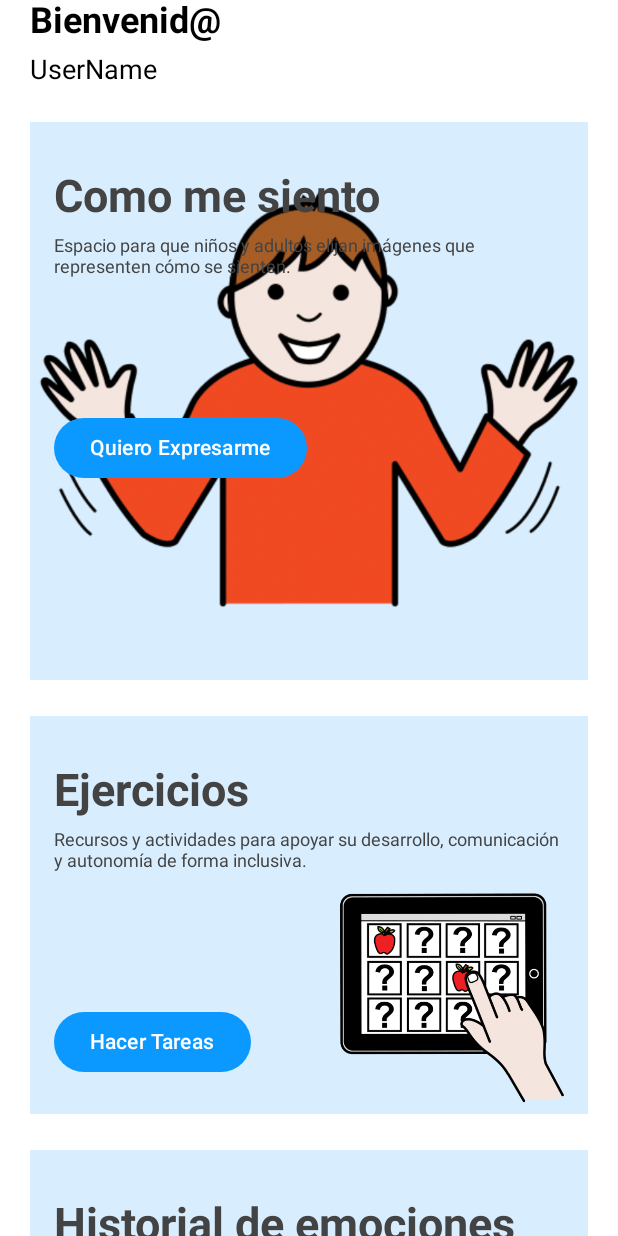
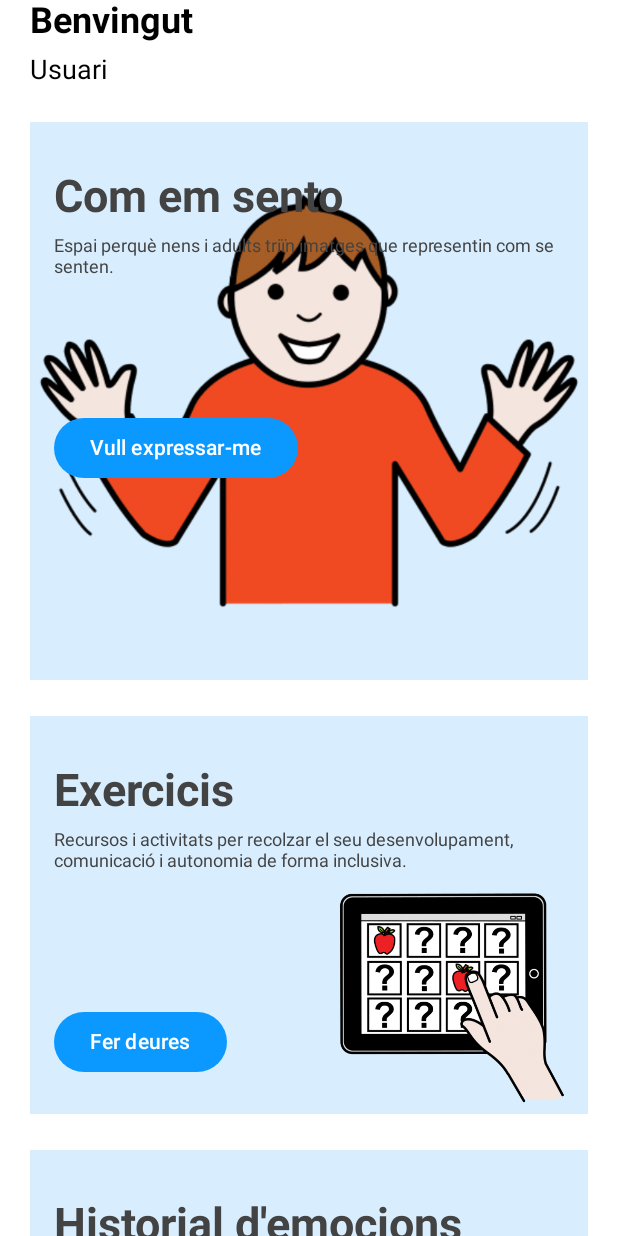
Before and after one commit to 11damia/MindSpeak, an Android app built with Jetpack Compose: the @Preview function InicioPreview, on a phone screen of 412 x 824 dp. Run offline under Robolectric (Android 15) with nearby library versions, the light colour scheme and no system bars.

Commit message:
String Recursos

```diff
--- a/app/src/main/java/cat/dam/mindspeak/ui/screens/shared/TopBar.kt
+++ b/app/src/main/java/cat/dam/mindspeak/ui/screens/shared/TopBar.kt
@@ -78,7 +78,7 @@ fun TopBar(
             ) {
                 Image(
                     painter = painterResource(id = R.drawable.user_icon),
-                    contentDescription = "User Icon",
+                    contentDescription = stringResource(R.string.user_icon),
                     modifier = Modifier
                         .size(55.dp)
                         .padding(end = 20.dp)
--- a/app/src/main/java/cat/dam/mindspeak/ui/screens/user/EmotionRatingScreen.kt
+++ b/app/src/main/java/cat/dam/mindspeak/ui/screens/user/EmotionRatingScreen.kt
@@ -13,6 +13,7 @@ import androidx.compose.ui.Alignment
 import androidx.compose.ui.Modifier
 import androidx.compose.ui.graphics.Color
 import androidx.compose.ui.res.painterResource
+import androidx.compose.ui.res.stringResource
 import androidx.compose.ui.unit.dp
 import androidx.compose.ui.unit.sp
 import androidx.lifecycle.viewmodel.compose.viewModel
@@ -102,7 +103,7 @@ fun EmotionRatingScreen(
             },
             colors = ButtonDefaults.buttonColors(containerColor = LocalCustomColors.current.secondary)
         ) {
-            Text("Guardar", color = LocalCustomColors.current.text1)
+            Text(stringResource(R.string.save), color = LocalCustomColors.current.text1)
         }
     }
 }
--- a/app/src/main/java/cat/dam/mindspeak/ui/screens/user/Emotions.kt
+++ b/app/src/main/java/cat/dam/mindspeak/ui/screens/user/Emotions.kt
@@ -24,6 +24,7 @@ import androidx.compose.ui.Alignment
 import androidx.compose.ui.Modifier
 import androidx.compose.ui.graphics.Color
 import androidx.compose.ui.res.painterResource
+import androidx.compose.ui.res.stringResource
 import androidx.compose.ui.tooling.preview.Preview
 import androidx.compose.ui.unit.dp
 import androidx.compose.ui.unit.sp
@@ -59,7 +60,7 @@ fun Emotions(navController: NavHostController) {
             horizontalAlignment = Alignment.CenterHorizontally
         ) {
             Text(
-                text = "Como te sientes?",
+                text = stringResource(R.string.how_do_you_feel),
                 fontSize = 24.sp,
                 color = LocalCustomColors.current.text1
             )
--- a/app/src/main/java/cat/dam/mindspeak/ui/screens/user/Exercises.kt
+++ b/app/src/main/java/cat/dam/mindspeak/ui/screens/user/Exercises.kt
@@ -9,6 +9,7 @@ import androidx.compose.runtime.Composable
 import androidx.compose.ui.Alignment
 import androidx.compose.ui.Modifier
 import androidx.compose.ui.res.painterResource
+import androidx.compose.ui.res.stringResource
 import androidx.compose.ui.text.TextStyle
 import androidx.compose.ui.text.font.FontWeight
 import androidx.compose.ui.text.style.TextAlign
@@ -36,7 +37,7 @@ fun Exercises(navController: NavHostController) {
         LazyColumn(modifier = Modifier.fillMaxSize()) {
             item {
                 Text(
-                    text = "Relájemos juntos",
+                    text = stringResource(R.string.relax_together),
                     style = TextStyle(
                         fontWeight = FontWeight.Bold,
                         fontSize = 30.sp,
--- a/app/src/main/java/cat/dam/mindspeak/ui/screens/user/HomeUser.kt
+++ b/app/src/main/java/cat/dam/mindspeak/ui/screens/user/HomeUser.kt
@@ -18,6 +18,7 @@ import androidx.compose.runtime.Composable
 import androidx.compose.ui.Alignment
 import androidx.compose.ui.Modifier
 import androidx.compose.ui.res.painterResource
+import androidx.compose.ui.res.stringResource
 import androidx.compose.ui.text.font.FontWeight
 import androidx.compose.ui.tooling.preview.Preview
 import androidx.compose.ui.unit.dp
@@ -38,14 +39,14 @@ fun Inicio(navController: NavHostController) {
     ) {
         item {
             Text(
-                text = "Bienvenid@",
+                text = stringResource(R.string.welcome),
                 fontWeight = FontWeight.Bold,
                 color = LocalCustomColors.current.text1,
                 fontSize = 24.sp
             )
             Spacer(modifier = Modifier.height(8.dp))
             Text(
-                text = "UserName",
+                text = stringResource(R.string.username),
                 color = LocalCustomColors.current.text1,
                 fontSize = 18.sp
             )
@@ -61,7 +62,7 @@ fun Inicio(navController: NavHostController) {
             ) {
                 Image(
                     painter = painterResource(id = R.drawable.persona_settings_user),
-                    contentDescription = "Feeling",
+                    contentDescription = stringResource(R.string.emotions),
                     modifier = Modifier
                         .zIndex(1f)
                         .align(Alignment.BottomEnd)
@@ -74,14 +75,14 @@ fun Inicio(navController: NavHostController) {
                 ) {
                     Spacer(modifier = Modifier.height(16.dp))
                     Text(
-                        text = "Como me siento",
+                        text = stringResource(R.string.how_im_feeling),
                         color = LocalCustomColors.current.text2, // Accès direct
                         fontWeight = FontWeight.Bold,
                         fontSize = 30.sp
                     )
                     Spacer(modifier = Modifier.height(8.dp))
                     Text(
-                        text = "Espacio para que niños y adultos elijan imágenes que representen cómo se sienten.",
+                        text = stringResource(R.string.space_for_the_kids),
                         color = LocalCustomColors.current.text2, // Accès direct
                         fontWeight = FontWeight.Normal,
                         fontSize = 12.sp
@@ -94,7 +95,7 @@ fun Inicio(navController: NavHostController) {
                         )
                     ) {
                         Text(
-                            text = "Quiero Expresarme",
+                            text = stringResource(R.string.i_want_express),
                             color = White
                         )
                     }
@@ -111,7 +112,7 @@ fun Inicio(navController: NavHostController) {
             ) {
                 Image(
                     painter = painterResource(id = R.drawable.tablet),
-                    contentDescription = "Feeling",
+                    contentDescription = stringResource(R.string.emotions),
                     modifier = Modifier
                         .width(181.dp)
                         .height(161.dp)
@@ -124,14 +125,14 @@ fun Inicio(navController: NavHostController) {
                 ) {
                     Spacer(modifier = Modifier.height(16.dp))
                     Text(
-                        text = "Ejercicios",
+                        text = stringResource(R.string.activities),
                         fontWeight = FontWeight.Bold,
                         color = LocalCustomColors.current.text2,
                         fontSize = 30.sp
                     )
                     Spacer(modifier = Modifier.height(8.dp))
                     Text(
-                        text = "Recursos y actividades para apoyar su desarrollo, comunicación y autonomía de forma inclusiva.",
+                        text = stringResource(R.string.resurces),
                         color = LocalCustomColors.current.text2,
                         fontWeight = FontWeight.Normal,
                         fontSize = 12.sp
@@ -146,7 +147,7 @@ fun Inicio(navController: NavHostController) {
                         )
                     ) {
                         Text(
-                            text = "Hacer Tareas",
+                            text = stringResource(R.string.do_homework),
                             color = White
                         )
                     }
@@ -163,7 +164,7 @@ fun Inicio(navController: NavHostController) {
                 ) {
                     Image(
                         painter = painterResource(id = R.drawable.history_icon), // Ajoutez un icône appropriée
-                        contentDescription = "Historial",
+                        contentDescription = stringResource(R.string.history),
                         modifier = Modifier
                             .width(181.dp)
                             .height(161.dp)
@@ -176,14 +177,14 @@ fun Inicio(navController: NavHostController) {
                     ) {
                         Spacer(modifier = Modifier.height(16.dp))
                         Text(
-                            text = "Historial de emociones",
+                            text = stringResource(R.string.history_emotions),
                             fontWeight = FontWeight.Bold,
                             color = LocalCustomColors.current.text2,
                             fontSize = 30.sp
                         )
                         Spacer(modifier = Modifier.height(8.dp))
                         Text(
-                            text = "Consulta tu historial de emociones registradas.",
+                            text = stringResource(R.string.consult_history),
                             color = LocalCustomColors.current.text2,
                             fontWeight = FontWeight.Normal,
                             fontSize = 12.sp
@@ -196,7 +197,7 @@ fun Inicio(navController: NavHostController) {
                             )
                         ) {
                             Text(
-                                text = "Ver historial",
+                                text = stringResource(R.string.watch_history),
                                 color = White
                             )
                         }
--- a/app/src/main/res/values/strings.xml
+++ b/app/src/main/res/values/strings.xml
@@ -13,5 +13,35 @@
     <string name="user_type">Tipus d\'usuari</string>
     <string name="username">Usuari</string>
     <string name="welcome">Benvingut</string>
-    <string name="alert">Alertas</string>
+    <string name="alert">Alertes</string>
+    <string name="history_emotions">Historial d\'emocions</string>
+    <string name="not_emotions_registry">No hi ha emocions registrades.</string>
+    <string name="evaluation">Avaluació: %1$s/5</string>
+    <string name="date">Data: %1$s</string>
+    <string name="save">Guardar</string>
+    <string name="how_do_you_feel">Com et sents?</string>
+    <string name="relax_together">Relaxem-nos junts</string>
+    <string name="emotions">Emocions</string>
+    <string name="how_im_feeling">Com em sento</string>
+    <string name="space_for_the_kids">Espai perquè nens i adults triïn imatges que representin com se senten.</string>
+    <string name="i_want_express">Vull expressar-me</string>
+    <string name="activities">Exercicis</string>
+    <string name="resurces">Recursos i activitats per recolzar el seu desenvolupament, comunicació i autonomia de forma inclusiva.</string>
+    <string name="do_homework">Fer deures</string>
+    <string name="history">Historial</string>
+    <string name="consult_history">Consulta el teu historial d\'emocions registrades.</string>
+    <string name="watch_history">Veure historial</string>
+    <string name="logout">Tancar sessió</string>
+    <string name="grafic">Gràfic</string>
+    <string name="add_activity">Afegir exercici</string>
+    <string name="configuration">Configuració</string>
+    <string name="add_user">Crear usuari</string>
+    <string name="add_rescurse">Pujar un recurs</string>
+    <string name="exercicie_title">Títol de l\'exercici:</string>
+    <string name="add_image">Pujar una imatge</string>
+    <string name="exercicie_1">Exercici n°1</string>
+    <string name="add_video">Pujar un vídeo</string>
+    <string name="add_audio">Gravar àudio / Pujar àudio</string>
+    <string name="upload">Pujar</string>
+    <string name="user_icon">Icona d\'usuari</string>
 </resources>
```
Also changed, not shown: app/src/main/java/cat/dam/mindspeak/ui/screens/supervisor/HomeSupervis.kt (+4 -4 lines), app/src/main/java/cat/dam/mindspeak/ui/screens/supervisor/UploadResource.kt (+8 -7 lines), app/src/main/java/cat/dam/mindspeak/ui/screens/user/EmotionHistoryScreen.kt (+6 -4 lines), app/src/main/java/cat/dam/mindspeak/ui/screens/user/SettingsUser.kt (+14 -5 lines).
